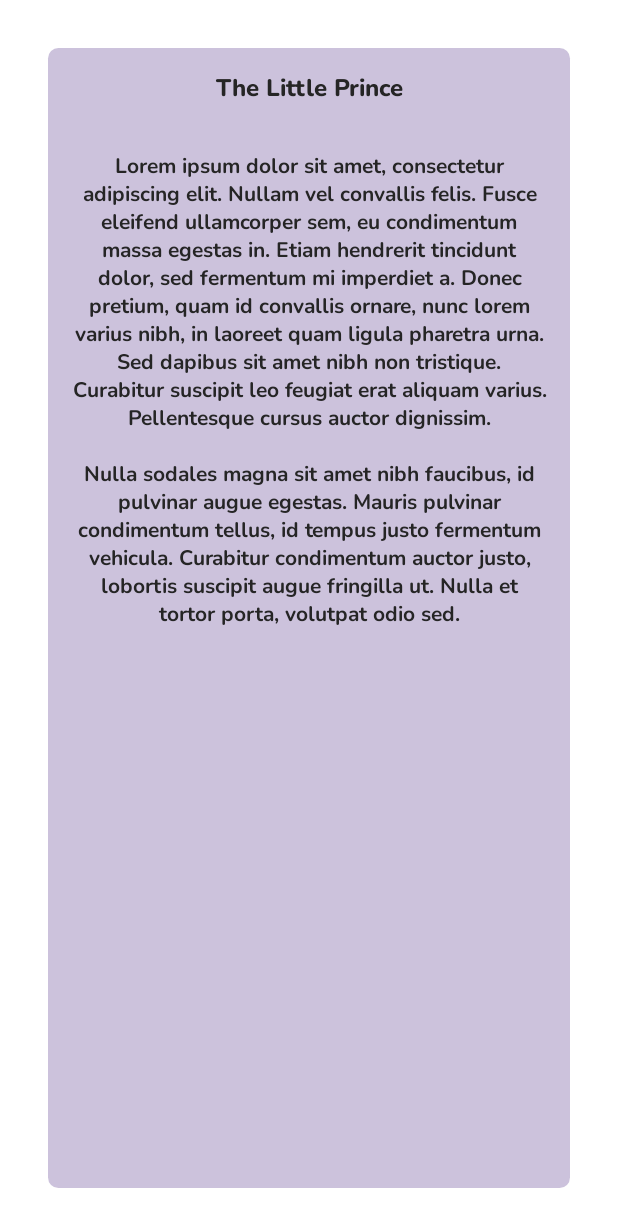
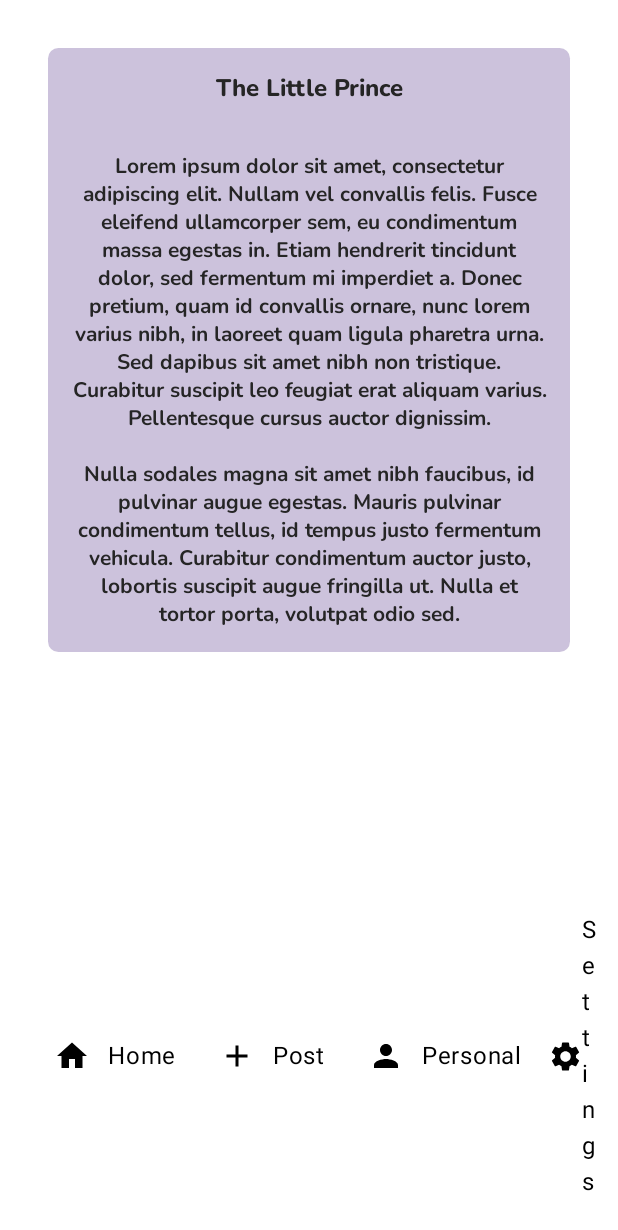
Before and after one commit to aluoch-dev/book-ish, an Android app built with Jetpack Compose: the composable BookishApp shown on its own in the app's theme, on a phone screen of 412 x 824 dp. Shown: the top 1230 px of the screen. Run offline under Robolectric (Android 15) with nearby library versions, the phone set to English and light mode, and no system bars.

Commit message:
WIP: Update bottom bar UI

```diff
--- a/app/src/main/kotlin/com/bookish/BookishApp.kt
+++ b/app/src/main/kotlin/com/bookish/BookishApp.kt
@@ -8,12 +8,15 @@ import androidx.compose.material.SnackbarHost
 import androidx.compose.material.Surface
 import androidx.compose.runtime.Composable
 import androidx.compose.ui.Modifier
+import androidx.compose.ui.modifier.modifierLocalProvider
 import androidx.compose.ui.unit.dp
 import androidx.navigation.NavHostController
 import androidx.navigation.compose.NavHost
 import androidx.navigation.compose.composable
 import androidx.navigation.compose.rememberNavController
 import com.bookish.app.ui.content.ContentScreen
+import com.bookish.app.ui.elements.BottomAppBarExample
+import com.bookish.app.ui.elements.BottomBarNavigation
 import com.bookish.app.ui.theme.screenModifier
 
 
@@ -24,9 +27,16 @@ fun BookishApp() {
         color = MaterialTheme.colors.background
     ) {
         val navController = rememberNavController()
-        BookishNavHost(
-            navController = navController
-        )
+
+        Scaffold(
+            bottomBar = { BottomBarNavigation()}
+        ) {
+            Surface( modifier = Modifier.padding(it)) {
+                BookishNavHost(
+                    navController = navController
+                )
+            }
+        }
     }
 
 }
--- /dev/null
+++ b/app/src/main/kotlin/com/bookish/app/ui/elements/AppBar.kt
@@ -0,0 +1,133 @@
+package com.bookish.app.ui.elements
+
+import androidx.compose.foundation.layout.Arrangement
+import androidx.compose.foundation.layout.Row
+import androidx.compose.foundation.layout.fillMaxWidth
+import androidx.compose.foundation.layout.padding
+import androidx.compose.material.icons.Icons
+import androidx.compose.material.icons.filled.Add
+import androidx.compose.material.icons.filled.Check
+import androidx.compose.material.icons.filled.Close
+import androidx.compose.material.icons.filled.Edit
+import androidx.compose.material.icons.filled.Email
+import androidx.compose.material.icons.filled.Home
+import androidx.compose.material.icons.filled.Lock
+import androidx.compose.material.icons.filled.Person
+import androidx.compose.material.icons.filled.Settings
+import androidx.compose.material3.BottomAppBar
+import androidx.compose.material3.BottomAppBarDefaults
+import androidx.compose.material3.FloatingActionButton
+import androidx.compose.material3.FloatingActionButtonDefaults
+import androidx.compose.material3.Icon
+import androidx.compose.material3.IconButton
+import androidx.compose.material3.Scaffold
+import androidx.compose.material3.Text
+import androidx.compose.runtime.Composable
+import androidx.compose.ui.Alignment
+import androidx.compose.ui.Modifier
+import androidx.compose.ui.graphics.vector.ImageVector
+import androidx.compose.ui.unit.dp
+
+@Composable
+fun BottomBarNavigation() {
+    Row(
+        modifier = Modifier
+            .fillMaxWidth()
+            .padding(16.dp),
+        horizontalArrangement = Arrangement.SpaceAround,
+        verticalAlignment = Alignment.CenterVertically
+    ) {
+        NavigationItem(
+            icon = Icons.Default.Home,
+            iconDescription = "Home icon",
+            action = "Home"
+        ) {}
+        NavigationItem(
+            icon = Icons.Default.Add,
+            iconDescription = "Post content icon",
+            action = "Post"
+        ) {}
+        NavigationItem(
+            icon = Icons.Default.Person,
+            iconDescription = "Settings Icon",
+            action = "Personal"
+        ) {}
+        NavigationItem(
+            icon = Icons.Default.Settings,
+            iconDescription = "Settings Icon",
+            action = "Settings"
+        ) {}
+    }
+}
+
+@Composable
+fun NavigationItem(
+    icon: ImageVector,
+    iconDescription: String,
+    action: String,
+    onClick: () -> Unit
+) {
+    Row(
+        modifier = Modifier
+            .padding(8.dp),
+        horizontalArrangement = Arrangement.SpaceBetween,
+        verticalAlignment = Alignment.CenterVertically
+    ) {
+        IconButton(onClick = onClick) {
+            Icon(
+                imageVector = icon,
+                contentDescription = iconDescription
+            )
+        }
+        Text(text = action)
+    }
+
+}
+
+
+@Composable
+fun BottomAppBarExample() {
+    Scaffold(
+        bottomBar = {
+            BottomAppBar(
+                actions = {
+                    IconButton(onClick = { /* do something */ }) {
+                        Icon(Icons.Filled.Check, contentDescription = "Localized description")
+                    }
+                    IconButton(onClick = { /* do something */ }) {
+                        Icon(
+                            Icons.Filled.Edit,
+                            contentDescription = "Localized description",
+                        )
+                    }
+                    IconButton(onClick = { /* do something */ }) {
+                        Icon(
+                            Icons.Default.Email,
+                            contentDescription = "Localized description",
+                        )
+                    }
+                    IconButton(onClick = { /* do something */ }) {
+                        Icon(
+                            Icons.Filled.Lock,
+                            contentDescription = "Localized description",
+                        )
+                    }
+                },
+                floatingActionButton = {
+                    FloatingActionButton(
+                        onClick = { /* do something */ },
+                        containerColor = BottomAppBarDefaults.bottomAppBarFabColor,
+                        elevation = FloatingActionButtonDefaults.bottomAppBarFabElevation()
+                    ) {
+                        Icon(Icons.Filled.Add, "Localized description")
+                    }
+                }
+            )
+        },
+    ) { innerPadding ->
+        Text(
+            modifier = Modifier.padding(innerPadding),
+            text = "Example of a scaffold with a bottom app bar."
+        )
+    }
+}
--- a/app/src/main/kotlin/com/bookish/app/ui/elements/Buttons.kt
+++ b/app/src/main/kotlin/com/bookish/app/ui/elements/Buttons.kt
@@ -67,3 +67,8 @@ fun DialogCancelButton(@StringRes text: Int, action: () -> Unit) {
         Text(text = stringResource(text))
     }
 }
+
+@Composable
+fun IconButton() {
+
+}
```
Also changed, not shown: app/src/main/kotlin/com/bookish/app/ui/content/ContentItemScreen.kt (added, +8 -0 lines), app/src/main/kotlin/com/bookish/app/ui/content/ContentViewModel.kt (added, +20 -0 lines), app/src/main/kotlin/com/bookish/app/ui/content/CreateContent.kt (added, +8 -0 lines).
